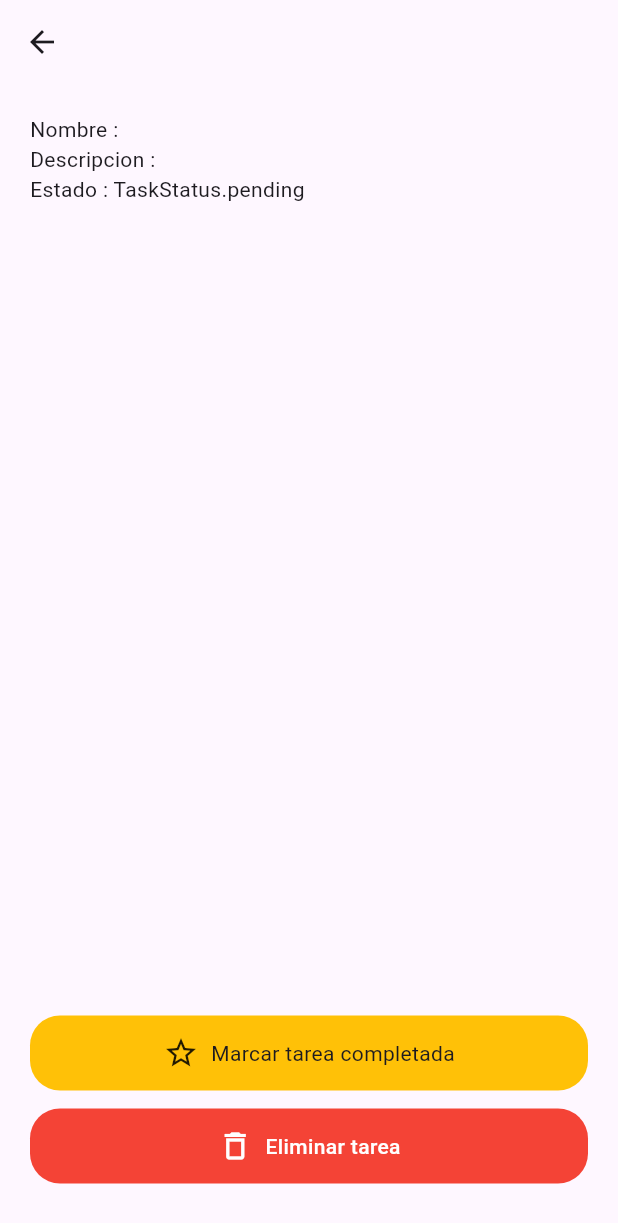
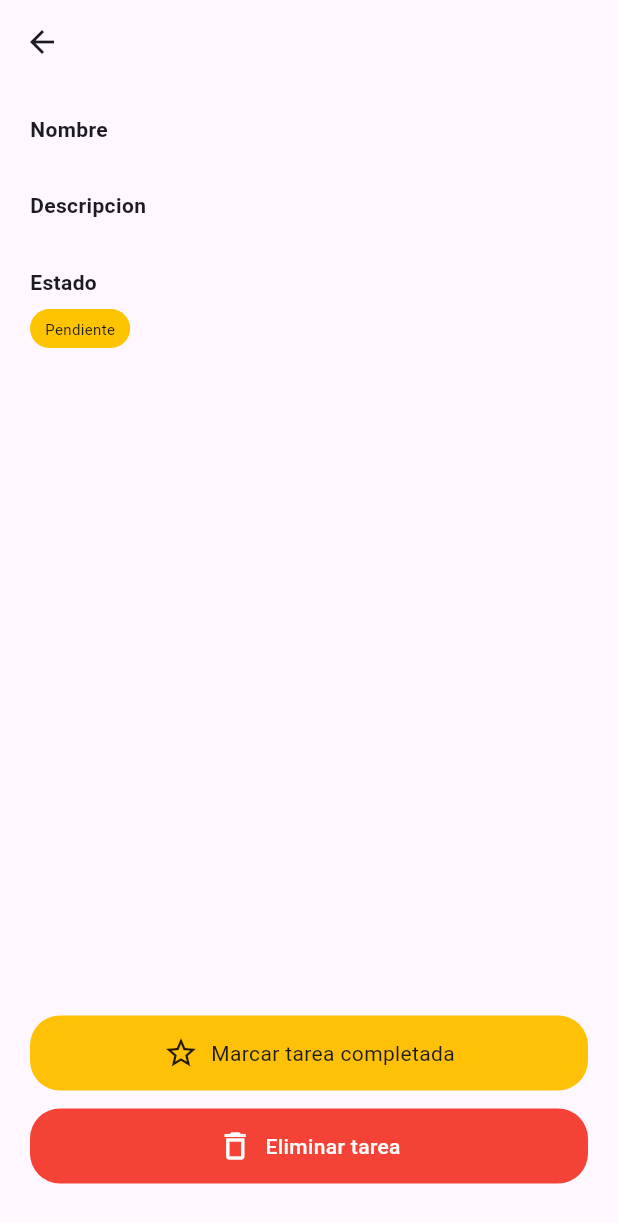
Before and after one commit to alemurillo104/task_app_tech_test, a Flutter app: the TaskDetailPage screen opened directly with empty values, on a phone screen of 412 x 824 dp. Shown: the top 1223 px of the screen. Run offline on Flutter 3.47's test engine with Material 3 defaults, Android fonts, the light colour scheme and no system bars; our stand-ins replace cloud_firestore, equatable, firebase_core, flutter_bloc, flutter_modular, flutter_svg and 1 more; accounts and stored records are empty; generated files the repository leaves out were written again.

Commit message:
updating changes

```diff
--- a/packages/home_module/lib/src/presentation/pages/task_detail.page.dart
+++ b/packages/home_module/lib/src/presentation/pages/task_detail.page.dart
@@ -1,6 +1,7 @@
 import 'package:flutter/material.dart';
 import 'package:common_module/common_module.dart';
 import 'package:common_dependency_module/common_dependency_module.dart';
+import '../widgets/task_status.widget.dart';
 import '../../domain/entities/task.entity.dart';
 import '../../domain/enums/task_status.enum.dart';
 import '../blocs/deleteTask/delete_task_bloc.dart';
@@ -99,9 +100,35 @@ class _TaskDetailPageState extends State<TaskDetailPage> {
                   crossAxisAlignment: CrossAxisAlignment.start,
                   children: [
                     const SizedBox(height: 20),
-                    Text('Nombre : ${widget.task.name}'),
-                    Text('Descripcion : ${widget.task.description}'),
-                    Text('Estado : ${widget.task.status}'),
+                    const Text(
+                      'Nombre',
+                      style: TextStyle(
+                        fontSize: 14,
+                        fontWeight: FontWeight.w600,
+                      ),
+                    ),
+                    Text(widget.task.name),
+                    const SizedBox(height: 10),
+                    const Text(
+                      'Descripcion',
+                      style: TextStyle(
+                        fontSize: 14,
+                        fontWeight: FontWeight.w600,
+                      ),
+                    ),
+                    Text(widget.task.description),
+                    const SizedBox(height: 10),
+                    const Text(
+                      'Estado',
+                      style: TextStyle(
+                        fontSize: 14,
+                        fontWeight: FontWeight.w600,
+                      ),
+                    ),
+                    const SizedBox(height: 8),
+                    TaskStatusWidget(
+                      status: widget.task.status,
+                    ),
                   ],
                 ),
               ),
--- /dev/null
+++ b/packages/home_module/lib/src/presentation/widgets/task_status.widget.dart
@@ -0,0 +1,32 @@
+import 'package:flutter/material.dart';
+import '../../domain/enums/task_status.enum.dart';
+import '../../domain/mappers/task.enum.mapper.dart';
+
+class TaskStatusWidget extends StatelessWidget {
+  final TaskStatus status;
+
+  const TaskStatusWidget({
+    super.key,
+    required this.status,
+  });
+
+  @override
+  Widget build(BuildContext context) {
+    return Container(
+      padding: const EdgeInsets.symmetric(
+        vertical: 6,
+        horizontal: 10,
+      ),
+      decoration: BoxDecoration(
+        borderRadius: BorderRadius.circular(14),
+        color: status == TaskStatus.completed
+            ? Colors.greenAccent.shade200
+            : Colors.amberAccent.shade400,
+      ),
+      child: Text(
+        TaskStatusMapper.fromEnumtoLiteralString(status),
+        style: const TextStyle(fontSize: 10),
+      ),
+    );
+  }
+}
```
Also changed, not shown: packages/home_module/lib/src/presentation/pages/tasks.page.dart (+36 -4 lines), packages/home_module/lib/src/presentation/widgets/task_item.widget.dart (+12 -2 lines).
